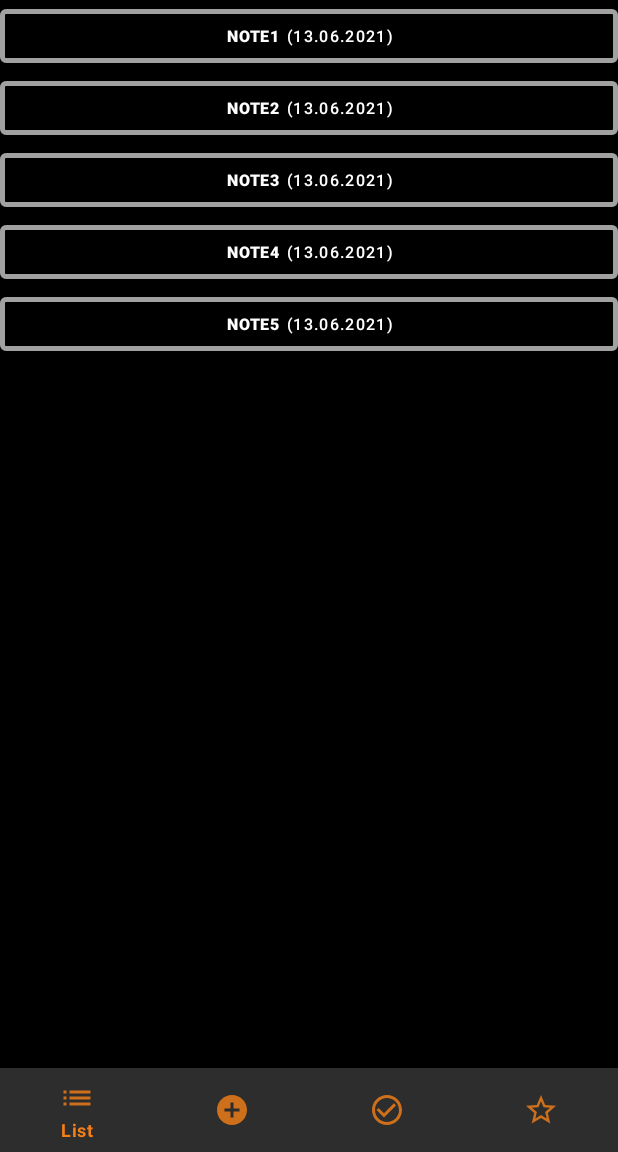
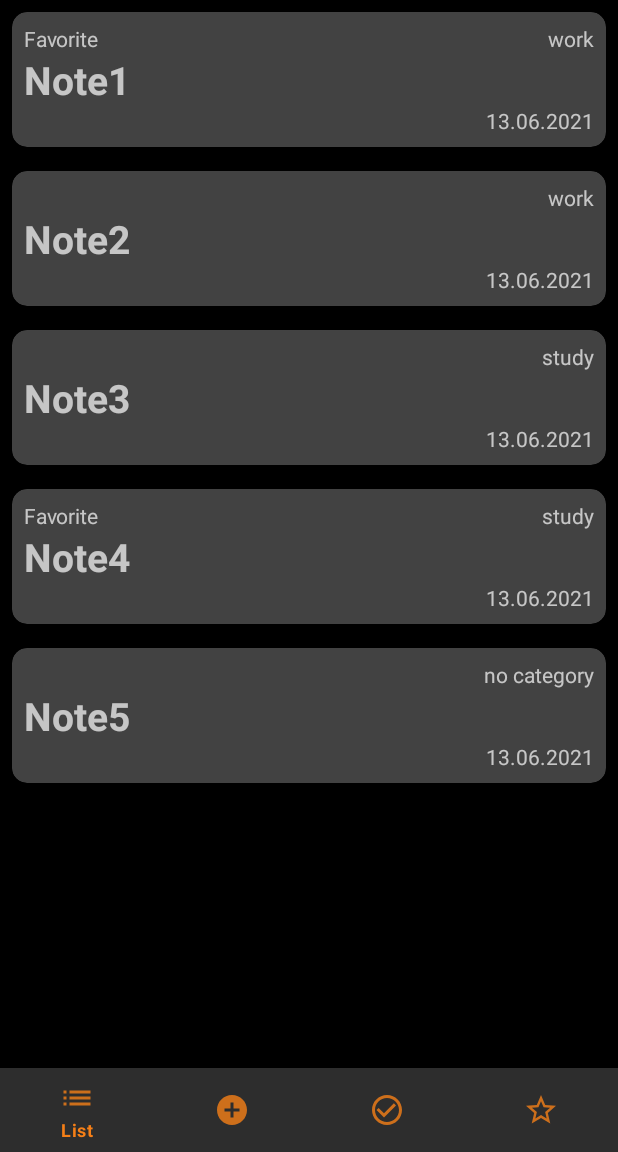
Before and after one commit to BaranovaElena/Notes, an Android app: the screen it shows after launch (MainActivity), on a phone screen of 412 x 824 dp, the part 84-1236 px from its top. Run offline under Robolectric (Android 15) with nearby library versions, the phone set to English and light mode, and no system bars.

Commit message:
hw8: список реализован на RecycleView

```diff
--- a/app/src/main/java/com/example/notes/NoteEntity.java
+++ b/app/src/main/java/com/example/notes/NoteEntity.java
@@ -1,5 +1,6 @@
 package com.example.notes;
 
+import android.os.Build;
 import android.os.Parcel;
 import android.os.Parcelable;
 
@@ -16,6 +17,8 @@ public class NoteEntity implements Parcelable {
     private final String description;
     private final long date;
     private final String text;
+    private final String category;
+    private boolean isFavorite;
 
     NoteEntity() {
         id = count.incrementAndGet();
@@ -23,22 +26,30 @@ public class NoteEntity implements Parcelable {
         description = "";
         date = Calendar.getInstance().getTimeInMillis();
         text = "";
+        category = "";
+        isFavorite = false;
     }
 
-    NoteEntity(int id, String title, String description, long date, String text) {
+    NoteEntity(int id, String title, String description, long date,
+               String text, String category, boolean isFavorite) {
         this.id = id;
         this.title = title;
         this.description = description;
         this.date = date;
         this.text = text;
+        this.category = category;
+        this.isFavorite = isFavorite;
     }
 
-    NoteEntity(String title, String description, long date, String text) {
+    NoteEntity(String title, String description, long date,
+               String text, String category, boolean isFavorite) {
         this.id = count.incrementAndGet();
         this.title = title;
         this.description = description;
         this.date = date;
         this.text = text;
+        this.category = category;
+        this.isFavorite = isFavorite;
     }
 
     protected NoteEntity(Parcel in) {
@@ -47,6 +58,10 @@ public class NoteEntity implements Parcelable {
         description = in.readString();
         date = in.readLong();
         text = in.readString();
+        category = in.readString();
+        if (Build.VERSION.SDK_INT >= Build.VERSION_CODES.Q) {
+            isFavorite = in.readBoolean();
+        }
     }
 
     public static final Creator<NoteEntity> CREATOR = new Creator<NoteEntity>() {
@@ -73,6 +88,10 @@ public class NoteEntity implements Parcelable {
         dest.writeString(description);
         dest.writeLong(date);
         dest.writeString(text);
+        dest.writeString(category);
+        if (Build.VERSION.SDK_INT >= Build.VERSION_CODES.Q) {
+            dest.writeBoolean(isFavorite);
+        }
     }
 
     public String getTitle() {
@@ -95,4 +114,12 @@ public class NoteEntity implements Parcelable {
     public int getIdentifier() {
         return id;
     }
+
+    public String getCategory() {
+        return category;
+    }
+
+    public boolean getIsFavorite() {
+        return isFavorite;
+    }
 }
--- /dev/null
+++ b/app/src/main/java/com/example/notes/NoteViewHolder.java
@@ -0,0 +1,41 @@
+package com.example.notes;
+
+import android.view.LayoutInflater;
+import android.view.ViewGroup;
+import android.widget.TextView;
+
+import androidx.annotation.NonNull;
+import androidx.cardview.widget.CardView;
+import androidx.recyclerview.widget.RecyclerView;
+
+public class NoteViewHolder extends RecyclerView.ViewHolder {
+    private final TextView favoriteTextView;
+    private final TextView categoryTextView;
+    private final TextView titleTextView;
+    private final TextView dateTextView;
+    private final CardView cardView;
+    private NoteEntity noteEntity;
+
+    public NoteViewHolder(@NonNull ViewGroup parent, NotesAdapter.OnItemClickListener onItemClickListener) {
+        super(LayoutInflater.from(parent.getContext()).inflate(R.layout.item_note, parent, false));
+        cardView = (CardView) itemView;
+        favoriteTextView = itemView.findViewById(R.id.favorite_text_view);
+        categoryTextView = itemView.findViewById(R.id.category_text_view);
+        titleTextView = itemView.findViewById(R.id.title_text_view);
+        dateTextView = itemView.findViewById(R.id.date_text_view);
+        cardView.setOnClickListener(v -> {
+            if (onItemClickListener != null) {
+                onItemClickListener.onItemClick(noteEntity);
+            }
+        });
+    }
+
+    public void bind(NoteEntity noteEntity) {
+        this.noteEntity = noteEntity;
+        favoriteTextView.setText(noteEntity.getIsFavorite() ?
+                itemView.getResources().getString(R.string.favorite) : "");
+        categoryTextView.setText(noteEntity.getCategory());
+        titleTextView.setText(noteEntity.getTitle());
+        dateTextView.setText(noteEntity.getStringDate());
+    }
+}
--- /dev/null
+++ b/app/src/main/java/com/example/notes/NotesAdapter.java
@@ -0,0 +1,43 @@
+package com.example.notes;
+
+import android.view.ViewGroup;
+
+import androidx.annotation.NonNull;
+import androidx.recyclerview.widget.RecyclerView;
+
+import java.util.ArrayList;
+import java.util.List;
+
+public class NotesAdapter extends RecyclerView.Adapter<NoteViewHolder> {
+    private List<NoteEntity> list = new ArrayList<>();
+    private OnItemClickListener onItemClickListener;
+
+    public void setList(List<NoteEntity> list) {
+        this.list = list;
+        notifyDataSetChanged();
+    }
+
+    interface OnItemClickListener {
+        void onItemClick(NoteEntity note);
+    }
+
+    public void setOnItemClickListener(OnItemClickListener onItemClickListener) {
+        this.onItemClickListener = onItemClickListener;
+    }
+
+    @NonNull
+    @Override
+    public NoteViewHolder onCreateViewHolder(@NonNull ViewGroup parent, int viewType) {
+        return new NoteViewHolder(parent, onItemClickListener);
+    }
+
+    @Override
+    public void onBindViewHolder(@NonNull NoteViewHolder holder, int position) {
+        holder.bind(list.get(position));
+    }
+
+    @Override
+    public int getItemCount() {
+        return list.size();
+    }
+}
--- a/app/src/main/java/com/example/notes/NotesFragment.java
+++ b/app/src/main/java/com/example/notes/NotesFragment.java
@@ -5,13 +5,14 @@ import android.os.Bundle;
 import androidx.annotation.NonNull;
 import androidx.core.content.ContextCompat;
 import androidx.fragment.app.Fragment;
+import androidx.recyclerview.widget.LinearLayoutManager;
+import androidx.recyclerview.widget.RecyclerView;
 
 import android.text.Html;
 import android.view.Gravity;
 import android.view.LayoutInflater;
 import android.view.View;
 import android.view.ViewGroup;
-import android.widget.LinearLayout;
 
 import com.google.android.material.button.MaterialButton;
 
@@ -20,8 +21,8 @@ import java.util.Calendar;
 
 public class NotesFragment extends Fragment {
     private ArrayList<NoteEntity> notesArray;
-
-    private LinearLayout layoutNotesList;
+    private RecyclerView recyclerView;
+    private NotesAdapter adapter;
 
     @Override
     public void onCreate(Bundle savedInstanceState) {
@@ -37,7 +38,12 @@ public class NotesFragment extends Fragment {
     @Override
     public void onViewCreated(@NonNull View view, Bundle savedInstanceState) {
         super.onViewCreated(view, savedInstanceState);
-        layoutNotesList = view.findViewById(R.id.fragment_notes_layout);
+
+        recyclerView = view.findViewById(R.id.recycler_view);
+        adapter = new NotesAdapter();
+        adapter.setOnItemClickListener(((Controller) requireActivity())::openNoteScreen);
+        recyclerView.setLayoutManager(new LinearLayoutManager(getContext()));
+        recyclerView.setAdapter(adapter);
 
         notesArray = new ArrayList<>();
         initNotesList();
@@ -46,42 +52,17 @@ public class NotesFragment extends Fragment {
     private void initNotesList() {
         long dateInMills = Calendar.getInstance().getTimeInMillis();
         notesArray.add(new NoteEntity(
-                "Note1", "first note", dateInMills, "my first note"));
+                "Note1", "first note", dateInMills, "my first note", "work", true));
         notesArray.add(new NoteEntity(
-                "Note2", "second note", dateInMills, "my second note"));
+                "Note2", "second note", dateInMills, "my second note", "work", false));
         notesArray.add(new NoteEntity(
-                "Note3", "third note", dateInMills, "my third note"));
+                "Note3", "third note", dateInMills, "my third note", "study", false));
         notesArray.add(new NoteEntity(
-                "Note4", "fourth note", dateInMills, "my fourth note"));
+                "Note4", "fourth note", dateInMills, "my fourth note", "study", true));
         notesArray.add(new NoteEntity(
-                "Note5", "fifth note", dateInMills, "my fifth note"));
+                "Note5", "fifth note", dateInMills, "my fifth note", "no category", false));
 
-        //кнопки для всего списка заметок
-        for (NoteEntity note : notesArray) {
-            addNewButton(note);
-        }
-    }
-
-    private void addNewButton(NoteEntity note) {
-        MaterialButton button = new MaterialButton(requireContext());
-
-        setButtonProperties(button);
-        //название заметки жирным шрифтом
-        button.setText(Html.fromHtml("<b>" + note.getTitle() + "</b>\t(" + note.getStringDate() + ")"));
-        button.setOnClickListener(v ->
-                //по нажатию открываем фрагмент для редактирования
-                ((Controller) requireActivity()).openNoteScreen(note));
-
-        layoutNotesList.addView(button);
-    }
-
-    private void setButtonProperties(MaterialButton button) {
-        button.setBackgroundColor(ContextCompat.getColor(requireContext(), R.color.background));
-        button.setStrokeWidthResource(R.dimen.button_stroke_width);
-        button.setStrokeColorResource(R.color.button_stroke);
-        button.setTextSize(getResources().getDimension(R.dimen.note_list_text_size));
-        button.setTextColor(ContextCompat.getColor(requireContext(), R.color.button_text));
-        button.setGravity(Gravity.CENTER);
+        adapter.setList(notesArray);
     }
 
     public void saveEditResult(NoteEntity newNote) {
@@ -89,8 +70,6 @@ public class NotesFragment extends Fragment {
         for (int i = 0; i < notesArray.size(); i++) {
             //если старая заметка редактировалась, обновляем и переносим в конец списка
             if (notesArray.get(i).getIdentifier() == newNote.getIdentifier()) {
-                layoutNotesList.removeViewAt(i);
-                addNewButton(newNote);
                 notesArray.remove(i);
                 notesArray.add(newNote);
                 isUpdated = true;
@@ -98,9 +77,9 @@ public class NotesFragment extends Fragment {
         }
         //если новая заметка, добавляем
         if (!isUpdated) {
-            addNewButton(newNote);
             notesArray.add(newNote);
         }
+        adapter.setList(notesArray);
     }
 
     interface Controller {
--- a/app/src/main/java/com/example/notes/OneNoteFragment.java
+++ b/app/src/main/java/com/example/notes/OneNoteFragment.java
@@ -11,6 +11,7 @@ import android.util.TypedValue;
 import android.view.LayoutInflater;
 import android.view.View;
 import android.view.ViewGroup;
+import android.widget.CheckBox;
 import android.widget.LinearLayout;
 import android.widget.TextView;
 
@@ -29,6 +30,8 @@ public class OneNoteFragment extends Fragment {
     private TextInputEditText descriptionEditText;
     private TextInputEditText noteEditText;
     private MaterialButton buttonSave;
+    private TextView categoryEditText;
+    private CheckBox favoriteCheck;
 
     public OneNoteFragment() {
         noteEntity = new NoteEntity();
@@ -62,6 +65,8 @@ public class OneNoteFragment extends Fragment {
         creationDateTextView = view.findViewById(R.id.creation_date_text_view);
         descriptionEditText = view.findViewById(R.id.description_edit_text);
         noteEditText = view.findViewById(R.id.note_edit_text);
+        categoryEditText = view.findViewById(R.id.category_edit_text);
+        favoriteCheck = view.findViewById(R.id.is_favorite_checkbox);
 
         buttonSave = view.findViewById(R.id.button_save);
         buttonSave.setOnClickListener(v -> saveAndExit());
@@ -95,7 +100,9 @@ public class OneNoteFragment extends Fragment {
                     (titleEditText.getText() == null ? "" : titleEditText.getText().toString()),
                     (descriptionEditText.getText() == null ? "" : descriptionEditText.getText().toString()),
                     currentDate,
-                    (noteEditText.getText() == null ? "" : noteEditText.getText().toString()));
+                    (noteEditText.getText() == null ? "" : noteEditText.getText().toString()),
+                    (categoryEditText.getText() == null ? "" : categoryEditText.getText().toString()),
+                    favoriteCheck.isChecked());
             controller.saveResult(newNote);
         }
     }
@@ -108,6 +115,8 @@ public class OneNoteFragment extends Fragment {
         creationDateTextView.setText(noteEntity.getStringDate());
         descriptionEditText.setText(noteEntity.getDescription());
         noteEditText.setText(noteEntity.getText());
+        categoryEditText.setText(noteEntity.getCategory());
+        favoriteCheck.setChecked(noteEntity.getIsFavorite());
     }
 
     public interface Controller {
--- a/app/src/main/res/layout/fragment_notes.xml
+++ b/app/src/main/res/layout/fragment_notes.xml
@@ -1,9 +1,20 @@
 <?xml version="1.0" encoding="utf-8"?>
-<LinearLayout
-    android:id="@+id/fragment_notes_layout"
-    xmlns:android="http://schemas.android.com/apk/res/android"
+<FrameLayout xmlns:android="http://schemas.android.com/apk/res/android"
     xmlns:tools="http://schemas.android.com/tools"
-    style="@style/linear_container"
-    tools:context=".NotesFragment">
+    android:layout_height="match_parent"
+    android:layout_width="match_parent"
+    android:background="@color/background" >
 
-</LinearLayout>
+    <LinearLayout
+        android:id="@+id/fragment_notes_layout"
+        style="@style/linear_container"
+        tools:context=".NotesFragment">
+    </LinearLayout>
+
+    <androidx.recyclerview.widget.RecyclerView
+        android:id="@+id/recycler_view"
+        android:layout_width="match_parent"
+        android:layout_height="match_parent"
+        android:orientation="vertical" />
+
+</FrameLayout>
--- a/app/src/main/res/layout/fragment_one_note.xml
+++ b/app/src/main/res/layout/fragment_one_note.xml
@@ -15,6 +15,16 @@
         style="@style/field_default"
         android:hint="@string/creation_date_hint"/>
 
+    <EditText
+        android:id="@+id/category_edit_text"
+        style="@style/field_default"
+        android:hint="@string/category" />
+
+    <CheckBox
+        android:id="@+id/is_favorite_checkbox"
+        style="@style/field_default"
+        android:hint="@string/favorite" />
+
     <com.google.android.material.textfield.TextInputEditText
         android:id="@+id/description_edit_text"
         style="@style/field_default"
--- /dev/null
+++ b/app/src/main/res/layout/item_note.xml
@@ -0,0 +1,52 @@
+<?xml version="1.0" encoding="utf-8"?>
+<androidx.cardview.widget.CardView xmlns:android="http://schemas.android.com/apk/res/android"
+    android:layout_width="match_parent"
+    android:layout_height="wrap_content"
+    xmlns:app="http://schemas.android.com/apk/res-auto"
+    android:layout_margin="@dimen/default_card_padding"
+    android:layout_marginStart="@dimen/side_card_padding"
+    app:contentPadding="@dimen/default_card_padding"
+    app:cardCornerRadius="@dimen/card_corner_radius" >
+
+    <LinearLayout
+        android:layout_width="match_parent"
+        android:layout_height="match_parent"
+        android:orientation="vertical" >
+
+        <LinearLayout
+            android:layout_width="match_parent"
+            android:layout_height="wrap_content"
+            android:orientation="horizontal">
+
+            <TextView
+                android:id="@+id/favorite_text_view"
+                android:layout_width="match_parent"
+                android:layout_height="match_parent"
+                android:layout_weight="1" />
+
+            <TextView
+                android:id="@+id/category_text_view"
+                android:layout_width="match_parent"
+                android:layout_height="match_parent"
+                android:layout_weight="1"
+                android:textAlignment="textEnd" />
+
+        </LinearLayout>
+
+        <TextView
+            android:id="@+id/title_text_view"
+            android:layout_width="match_parent"
+            android:layout_height="0dp"
+            android:layout_weight="1"
+            android:textStyle="bold"
+            android:textSize="@dimen/title_text_size"/>
+
+        <TextView
+            android:id="@+id/date_text_view"
+            android:layout_width="match_parent"
+            android:layout_height="wrap_content"
+            android:textAlignment="textEnd"/>
+
+    </LinearLayout>
+
+</androidx.cardview.widget.CardView>
--- a/app/src/main/res/values/dimens.xml
+++ b/app/src/main/res/values/dimens.xml
@@ -6,4 +6,7 @@
     <!-- fragment_one_note -->
     <dimen name="title_text_size">26sp</dimen>
     <dimen name="default_text_size">18sp</dimen>
+    <dimen name="default_card_padding">8dp</dimen>
+    <dimen name="side_card_padding">2dp</dimen>
+    <dimen name="card_corner_radius">10dp</dimen>
 </resources>
--- a/app/src/main/res/values/strings.xml
+++ b/app/src/main/res/values/strings.xml
@@ -26,4 +26,6 @@
 
     <string name="favorites_fragment" translatable="false">FAVORITES FRAGMENT</string>
     <string name="tasks_fragment" translatable="false">TASKS FRAGMENT</string>
+    <string name="favorite">Favorite</string>
+    <string name="category">category</string>
 </resources>
```
Also changed, not shown: 1 other file.
